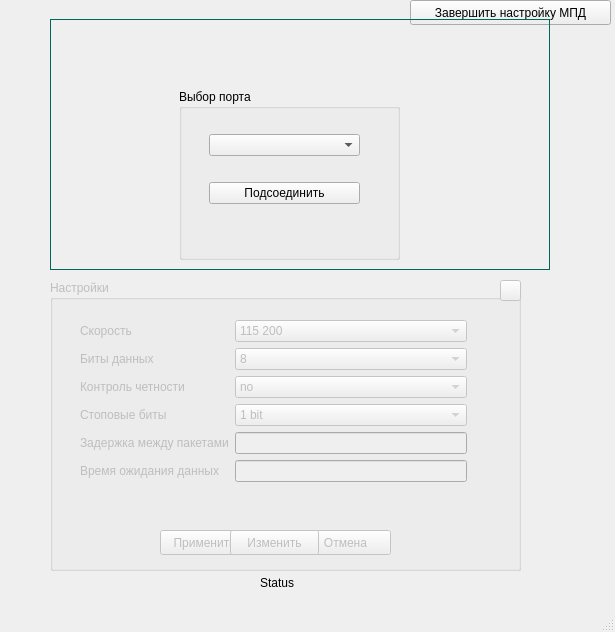
First picture: the form in cmainwindow.ui, repository y0pta/GUI_MPD, before the edit.
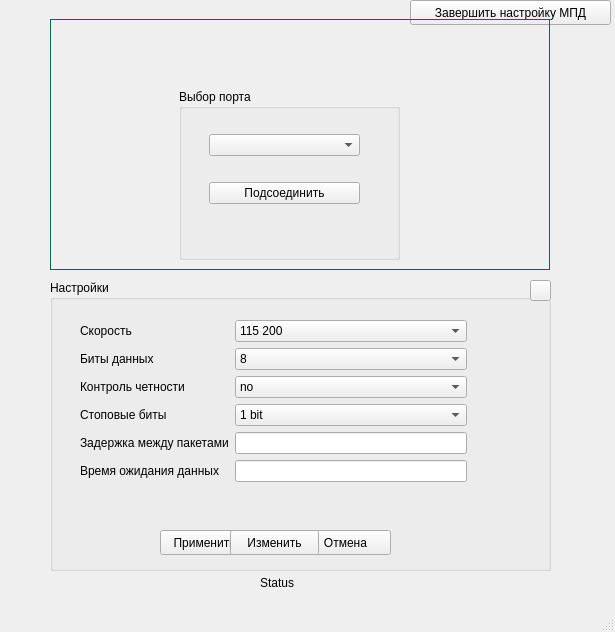
Second picture: the form after the edit. Icons and pictures are not drawn. Custom widgets are drawn as their Qt base class.

What changed in the file:
```diff
--- a/cmainwindow.ui
+++ b/cmainwindow.ui
@@ -16,13 +16,13 @@
   <widget class="QWidget" name="centralwidget">
    <widget class="QGroupBox" name="gb_settings">
     <property name="enabled">
-     <bool>false</bool>
+     <bool>true</bool>
     </property>
     <property name="geometry">
      <rect>
       <x>50</x>
       <y>280</y>
-      <width>471</width>
+      <width>501</width>
       <height>291</height>
      </rect>
     </property>
@@ -222,12 +222,15 @@
     <widget class="QPushButton" name="pb_closeSettings">
      <property name="geometry">
       <rect>
-       <x>450</x>
+       <x>480</x>
        <y>0</y>
        <width>21</width>
        <height>21</height>
       </rect>
      </property>
+     <property name="autoFillBackground">
+      <bool>true</bool>
+     </property>
      <property name="text">
       <string/>
      </property>
```
Left out of the diff: 4 changed lines with no effect on the pictures.
